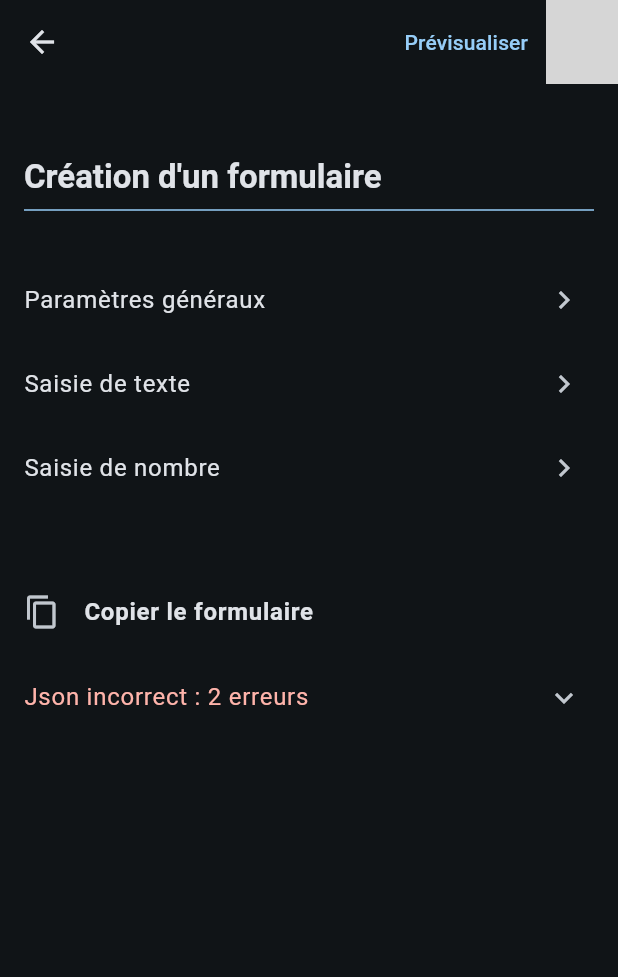
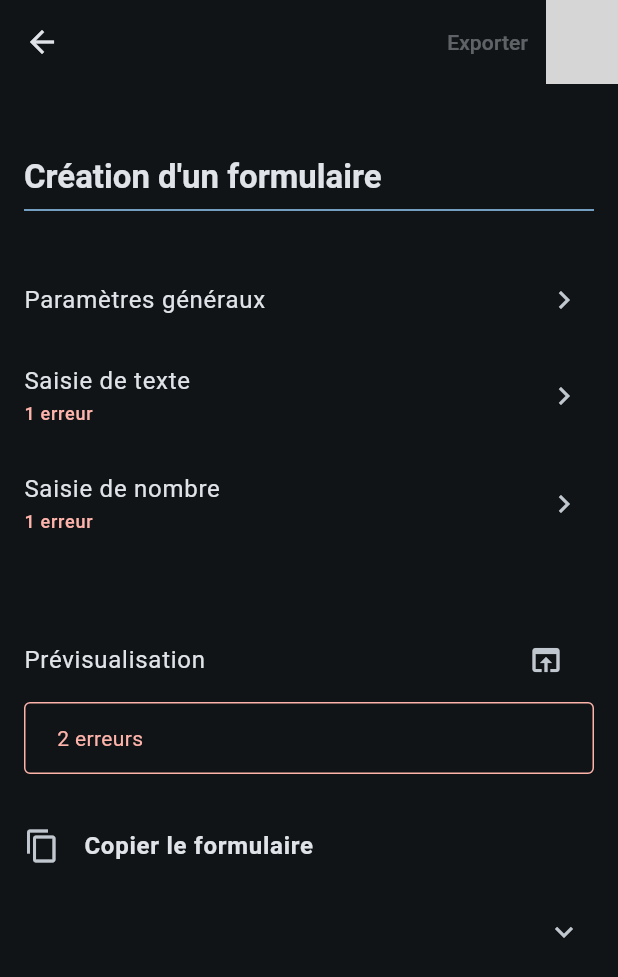
Before and after one commit to Womotaq/wo_form, a Flutter app: the screen it shows after launch, after a tap on "Créer un formulaire en quelques clics...", on a phone screen of 412 x 824 dp. Shown: the top 977 px of the screen. Run offline on Flutter 3.47's test engine with Material 3 defaults, Android fonts, the phone set to English and light mode, and no system bars; our stand-ins replace flutter_bloc, freezed_annotation, popover; missing offline and left inert: package_atomic_design; grey boxes are pictures that could not be loaded.

Commit message:
Improved woFormCreator

```diff
--- a/lib/example/form_creator/form_creator_page.dart
+++ b/lib/example/form_creator/form_creator_page.dart
@@ -22,6 +22,7 @@ extension RandomX on Random {
 }
 
 final woFormCreator = WoForm(
+  initialStatus: const InvalidValuesStatus(),
   inputs: [
     const InputsNode(
       id: 'uiSettings',
@@ -59,10 +60,11 @@ final woFormCreator = WoForm(
     titleText: "Création d'un formulaire",
     submitMode: const WoFormSubmitMode.standard(
       buttonPosition: SubmitButtonPosition.appBar,
+      disableSubmitMode: DisableSubmitButton.whenInvalid,
     ),
     submitButtonBuilder: (data) => TextButton(
       onPressed: data.onPressed,
-      child: const Text('Prévisualiser'),
+      child: const Text('Exporter'),
     ),
   ),
   onSubmitSuccess: (context) {
@@ -73,7 +75,10 @@ final woFormCreator = WoForm(
             ) as Map<String, dynamic>,
       );
       context.pushPage(
-        form.copyWith(onSubmitSuccess: showJsonDialog).toPage(),
+        Hero(
+          tag: 'createdForm',
+          child: form.copyWith(onSubmitSuccess: showJsonDialog).toPage(),
+        ),
       );
     } catch (e) {
       showDialog<void>(
@@ -117,6 +122,60 @@ class _JsonClipboarderState extends State<JsonClipboarder> {
     return Column(
       children: [
         const SizedBox(height: 32),
+        InputHeader(
+          WoFormInputHeaderData(
+            labelText: 'Prévisualisation',
+            trailing: IconButton(
+              icon: const Icon(Icons.open_in_browser),
+              onPressed: context.read<WoFormValuesCubit>().submit,
+            ),
+            shrinkWrap: false,
+          ),
+        ),
+        Padding(
+          padding: const EdgeInsets.symmetric(horizontal: 16),
+          child: Builder(
+            builder: (context) {
+              WoForm? createdForm;
+              try {
+                createdForm = WoForm.fromJson(
+                  form.export(values) as Map<String, dynamic>,
+                );
+              } catch (_) {}
+
+              return InputDecorator(
+                decoration: InputDecoration(
+                  helperText: ' ',
+                  errorText: createdForm == null ? ' ' : null,
+                  border: const OutlineInputBorder(),
+                  contentPadding: const EdgeInsets.all(2),
+                ),
+                child: createdForm != null
+                    ? AspectRatio(
+                        aspectRatio: 1,
+                        child: Hero(
+                          tag: 'createdForm',
+                          child: createdForm
+                              .copyWith(
+                                onSubmitSuccess: showJsonDialog,
+                                canQuit: (_) async => false,
+                              )
+                              .toPage(key: UniqueKey()),
+                        ),
+                      )
+                    : Padding(
+                        padding: const EdgeInsets.symmetric(horizontal: 16),
+                        child: Text(
+                          '$errorsText',
+                          style: TextStyle(
+                            color: Theme.of(context).colorScheme.error,
+                          ),
+                        ),
+                      ),
+              );
+            },
+          ),
+        ),
         ListTile(
           onTap: () {
             final values = context.read<WoFormValuesCubit>().state;
@@ -140,12 +199,7 @@ class _JsonClipboarderState extends State<JsonClipboarder> {
           ),
         ),
         ExpansionTile(
-          title: errorsText == null
-              ? const Text('')
-              : Text(
-                  'Json incorrect : $errorsText',
-                  style: TextStyle(color: Theme.of(context).colorScheme.error),
-                ),
+          title: const Text(''),
           expandedCrossAxisAlignment: CrossAxisAlignment.start,
           children: [
             Text(readableJson(woFormCreator.export(values))),
--- a/lib/example/form_creator/num_input_node.dart
+++ b/lib/example/form_creator/num_input_node.dart
@@ -12,6 +12,7 @@ InputsNode createNumInputNode({required String id}) => InputsNode(
           isRequired: true,
           uiSettings: StringInputUiSettings(
             labelText: 'Clef json',
+            autofocus: true,
           ),
         ),
         NumInput(
--- a/lib/example/form_creator/string_input_node.dart
+++ b/lib/example/form_creator/string_input_node.dart
@@ -18,6 +18,7 @@ InputsNode createStringInputNode({required String id}) => InputsNode(
           isRequired: true,
           uiSettings: StringInputUiSettings(
             labelText: 'Clef json',
+            autofocus: true,
           ),
         ),
         const StringInput(
--- a/lib/example/themed_form/themed_form_page.dart
+++ b/lib/example/themed_form/themed_form_page.dart
@@ -46,6 +46,7 @@ class CustomFormHeader extends StatelessWidget {
           const SizedBox(height: 16),
           Text(
             labelText,
+            textAlign: TextAlign.center,
             style: Theme.of(context)
                 .textTheme
                 .titleLarge
--- a/lib/src/builder/default_widget/_export.dart
+++ b/lib/src/builder/default_widget/_export.dart
@@ -1,11 +1,11 @@
 export 'boolean_field.dart';
+export 'deletable_field.dart';
 export 'form_header.dart';
 export 'input_header.dart';
 export 'inputs_node_expander.dart';
 export 'inputs_node_widget.dart';
 export 'num_field.dart';
 export 'num_selector.dart';
-export 'deletable_field.dart';
 export 'search_field.dart';
 export 'select_field.dart';
 export 'string_field.dart';
--- a/lib/src/model/wo_form.dart
+++ b/lib/src/model/wo_form.dart
@@ -134,8 +134,7 @@ class WoForm with _$WoForm {
     };
   }
 
-  Widget toPage() => toWidget();
+  Widget toPage({Key? key}) => toWidget(key: key);
 
-  @protected
-  Widget toWidget() => WoFormBuilder(form: this);
+  Widget toWidget({Key? key}) => WoFormBuilder(form: this, key: key);
 }
```
